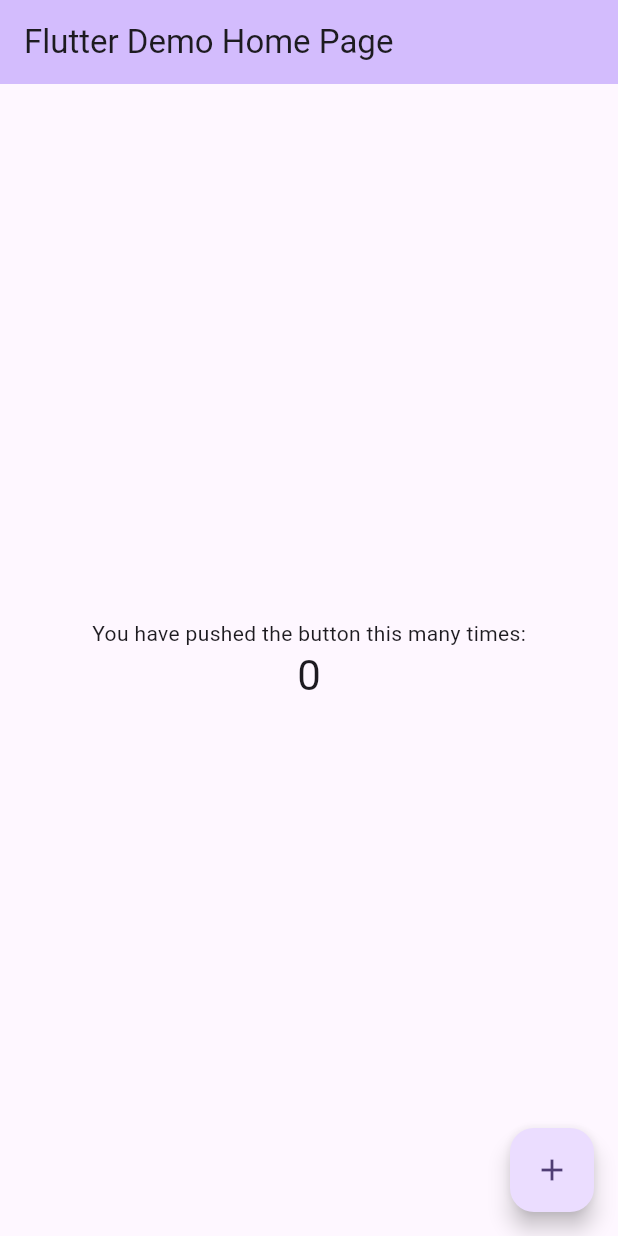
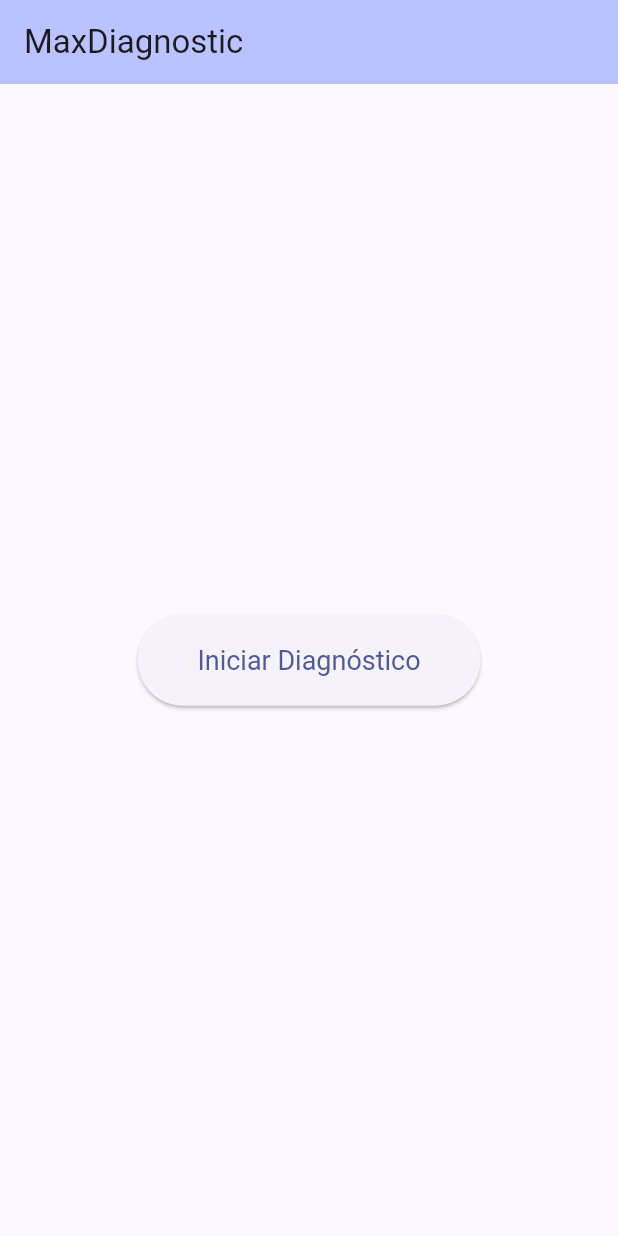
Before and after one commit to YagoBorba/MaxDiagnostic, a Flutter app: the screen it shows after launch, on a phone screen of 412 x 824 dp. Run offline on Flutter 3.47's test engine with Material 3 defaults, Android fonts, the phone set to English and light mode, and no system bars; our stand-ins replace bloc, equatable, flutter_bloc, get_it; generated files the repository leaves out were written again.

Commit message:
feat(arch): ✨ Setup layered architecture with DI, BLoC, and i18n

```diff
--- /dev/null
+++ b/l10n.yaml
@@ -0,0 +1,4 @@
+arb-dir: lib/l10n
+template-arb-file: app_pt.arb
+output-localization-file: app_localizations.dart
+output-class: AppLocalizations
--- /dev/null
+++ b/lib/core/di/injection_container.dart
@@ -0,0 +1,9 @@
+import 'package:get_it/get_it.dart';
+import '../../features/speed_test/cubit/speed_test_cubit.dart';
+
+final sl = GetIt.instance; // Service Locator
+
+Future<void> init() async {
+  // Cubit
+  sl.registerFactory(() => SpeedTestCubit());
+}
--- /dev/null
+++ b/lib/features/speed_test/cubit/speed_test_cubit.dart
@@ -0,0 +1,13 @@
+import 'package:bloc/bloc.dart';
+import 'speed_test_state.dart';
+
+class SpeedTestCubit extends Cubit<SpeedTestState> {
+  SpeedTestCubit() : super(SpeedTestInitial());
+
+  void startTest() {
+    emit(SpeedTestLoading());
+    Future.delayed(const Duration(seconds: 2), () {
+      emit(const SpeedTestError("Função de teste ainda não implementada."));
+    });
+  }
+}
--- /dev/null
+++ b/lib/features/speed_test/cubit/speed_test_state.dart
@@ -0,0 +1,14 @@
+import 'package:equatable/equatable.dart';
+
+abstract class SpeedTestState extends Equatable {
+  const SpeedTestState();
+  @override
+  List<Object> get props => [];
+}
+
+class SpeedTestInitial extends SpeedTestState {}
+class SpeedTestLoading extends SpeedTestState {}
+class SpeedTestError extends SpeedTestState {
+  final String message;
+  const SpeedTestError(this.message);
+}
--- /dev/null
+++ b/lib/features/speed_test/screens/speed_test_screen.dart
@@ -0,0 +1,39 @@
+import 'package:flutter/material.dart';
+import 'package:flutter_bloc/flutter_bloc.dart';
+import 'package:maxt_diagnostic/features/speed_test/cubit/speed_test_cubit.dart';
+import 'package:maxt_diagnostic/features/speed_test/cubit/speed_test_state.dart';
+import 'package:flutter_gen/gen_l10n/app_localizations.dart';
+
+class SpeedTestScreen extends StatelessWidget {
+  const SpeedTestScreen({super.key});
+
+  @override
+  Widget build(BuildContext context) {
+    return Scaffold(
+      appBar: AppBar(
+        title: Text(AppLocalizations.of(context)!.app_title),
+        backgroundColor: Theme.of(context).colorScheme.inversePrimary,
+      ),
+      body: Center(
+        child: BlocBuilder<SpeedTestCubit, SpeedTestState>(
+          builder: (context, state) {
+            if (state is SpeedTestLoading) {
+              return const CircularProgressIndicator();
+            }
+            if (state is SpeedTestError) {
+               return Text('Erro: ${state.message}');
+            }
+            return ElevatedButton(
+              onPressed: () => context.read<SpeedTestCubit>().startTest(),
+              style: ElevatedButton.styleFrom(
+                padding: const EdgeInsets.symmetric(horizontal: 40, vertical: 20),
+                textStyle: const TextStyle(fontSize: 18),
+              ),
+              child: Text(AppLocalizations.of(context)!.start_diagnostic_button),
+            );
+          },
+        ),
+      ),
+    );
+  }
+}
--- /dev/null
+++ b/lib/l10n/app_pt.arb
@@ -0,0 +1,5 @@
+{
+    "@@locale": "pt",
+    "app_title": "MaxDiagnostic",
+    "start_diagnostic_button": "Iniciar Diagnóstico"
+}
--- a/lib/main.dart
+++ b/lib/main.dart
@@ -1,125 +1,33 @@
 import 'package:flutter/material.dart';
+import 'package:flutter_bloc/flutter_bloc.dart';
+import 'package:maxt_diagnostic/features/speed_test/cubit/speed_test_cubit.dart';
+import 'package:maxt_diagnostic/features/speed_test/screens/speed_test_screen.dart';
+import 'core/di/injection_container.dart' as di;
+import 'package:flutter_gen/gen_l10n/app_localizations.dart';
 
-void main() {
+void main() async {
+  WidgetsFlutterBinding.ensureInitialized();
+  await di.init();
   runApp(const MyApp());
 }
 
 class MyApp extends StatelessWidget {
   const MyApp({super.key});
 
-  // This widget is the root of your application.
   @override
   Widget build(BuildContext context) {
-    return MaterialApp(
-      title: 'Flutter Demo',
-      theme: ThemeData(
-        // This is the theme of your application.
-        //
-        // TRY THIS: Try running your application with "flutter run". You'll see
-        // the application has a purple toolbar. Then, without quitting the app,
-        // try changing the seedColor in the colorScheme below to Colors.green
-        // and then invoke "hot reload" (save your changes or press the "hot
-        // reload" button in a Flutter-supported IDE, or press "r" if you used
-        // the command line to start the app).
-        //
-        // Notice that the counter didn't reset back to zero; the application
-        // state is not lost during the reload. To reset the state, use hot
-        // restart instead.
-        //
-        // This works for code too, not just values: Most code changes can be
-        // tested with just a hot reload.
-        colorScheme: ColorScheme.fromSeed(seedColor: Colors.deepPurple),
-        useMaterial3: true,
+    return BlocProvider(
+      create: (context) => di.sl<SpeedTestCubit>(),
+      child: MaterialApp(
+        title: 'MaxT Diagnostic',
+        theme: ThemeData(
+          colorScheme: ColorScheme.fromSeed(seedColor: Colors.indigo),
+          useMaterial3: true,
+        ),
+        localizationsDelegates: AppLocalizations.localizationsDelegates,
+        supportedLocales: AppLocalizations.supportedLocales,
+        home: const SpeedTestScreen(),
       ),
-      home: const MyHomePage(title: 'Flutter Demo Home Page'),
     );
   }
 }
-
-class MyHomePage extends StatefulWidget {
-  const MyHomePage({super.key, required this.title});
-
-  // This widget is the home page of your application. It is stateful, meaning
-  // that it has a State object (defined below) that contains fields that affect
-  // how it looks.
-
-  // This class is the configuration for the state. It holds the values (in this
-  // case the title) provided by the parent (in this case the App widget) and
-  // used by the build method of the State. Fields in a Widget subclass are
-  // always marked "final".
-
-  final String title;
-
-  @override
-  State<MyHomePage> createState() => _MyHomePageState();
-}
-
-class _MyHomePageState extends State<MyHomePage> {
-  int _counter = 0;
-
-  void _incrementCounter() {
-    setState(() {
-      // This call to setState tells the Flutter framework that something has
-      // changed in this State, which causes it to rerun the build method below
-      // so that the display can reflect the updated values. If we changed
-      // _counter without calling setState(), then the build method would not be
-      // called again, and so nothing would appear to happen.
-      _counter++;
-    });
-  }
-
-  @override
-  Widget build(BuildContext context) {
-    // This method is rerun every time setState is called, for instance as done
-    // by the _incrementCounter method above.
-    //
-    // The Flutter framework has been optimized to make rerunning build methods
-    // fast, so that you can just rebuild anything that needs updating rather
-    // than having to individually change instances of widgets.
-    return Scaffold(
-      appBar: AppBar(
-        // TRY THIS: Try changing the color here to a specific color (to
-        // Colors.amber, perhaps?) and trigger a hot reload to see the AppBar
-        // change color while the other colors stay the same.
-        backgroundColor: Theme.of(context).colorScheme.inversePrimary,
-        // Here we take the value from the MyHomePage object that was created by
-        // the App.build method, and use it to set our appbar title.
-        title: Text(widget.title),
-      ),
-      body: Center(
-        // Center is a layout widget. It takes a single child and positions it
-        // in the middle of the parent.
-        child: Column(
-          // Column is also a layout widget. It takes a list of children and
-          // arranges them vertically. By default, it sizes itself to fit its
-          // children horizontally, and tries to be as tall as its parent.
-          //
-          // Column has various properties to control how it sizes itself and
-          // how it positions its children. Here we use mainAxisAlignment to
-          // center the children vertically; the main axis here is the vertical
-          // axis because Columns are vertical (the cross axis would be
-          // horizontal).
-          //
-          // TRY THIS: Invoke "debug painting" (choose the "Toggle Debug Paint"
-          // action in the IDE, or press "p" in the console), to see the
-          // wireframe for each widget.
-          mainAxisAlignment: MainAxisAlignment.center,
-          children: <Widget>[
-            const Text(
-              'You have pushed the button this many times:',
-            ),
-            Text(
-              '$_counter',
-              style: Theme.of(context).textTheme.headlineMedium,
-            ),
-          ],
-        ),
-      ),
-      floatingActionButton: FloatingActionButton(
-        onPressed: _incrementCounter,
-        tooltip: 'Increment',
-        child: const Icon(Icons.add),
-      ), // This trailing comma makes auto-formatting nicer for build methods.
-    );
-  }
-}
```
Also changed, not shown: pubspec.yaml (+20 -72 lines), pubspec.lock, 1 other file.
